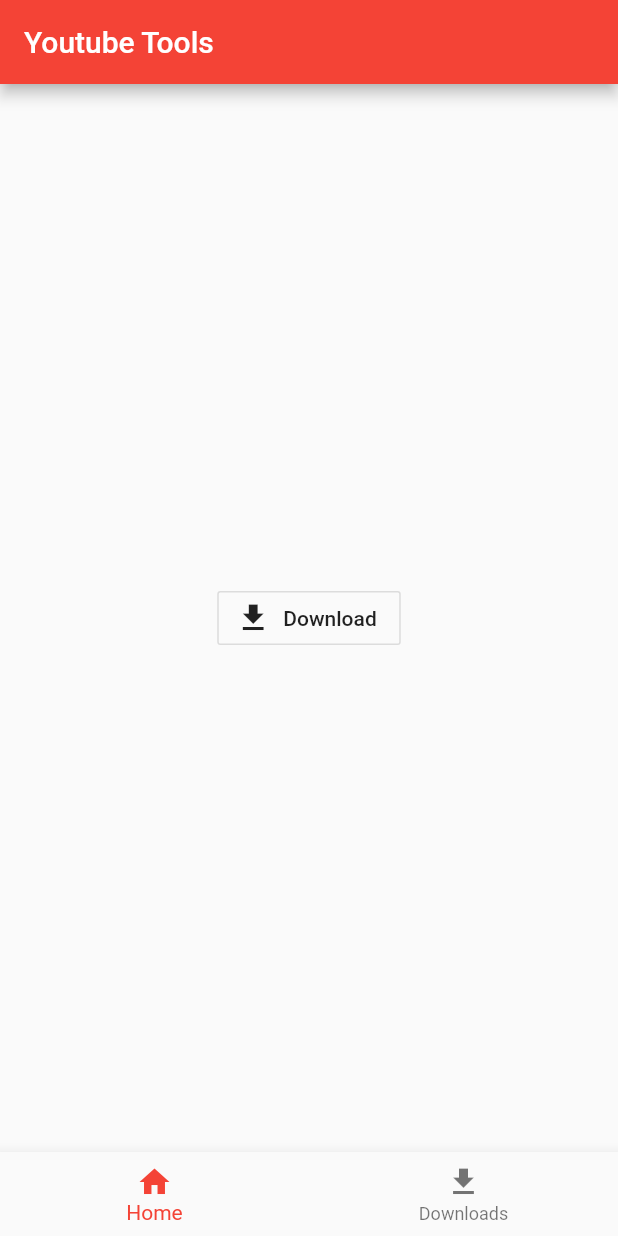
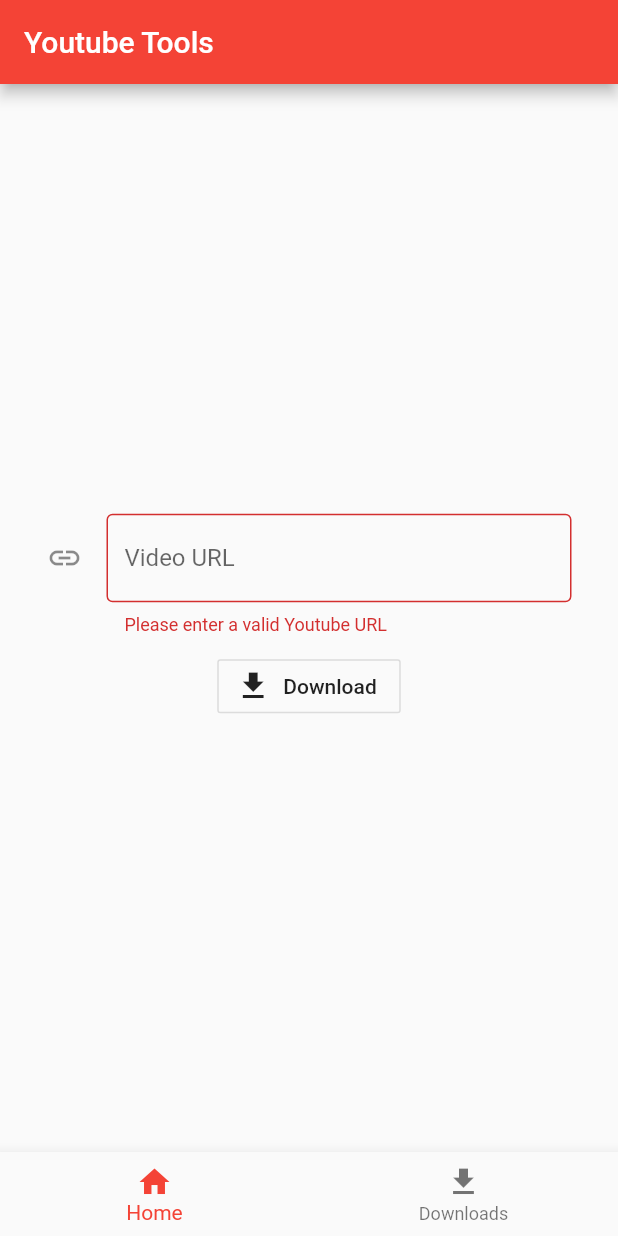
Before and after one commit to Larkooo/youtube-tools, a Flutter app: the screen it shows after launch, after a tap on "Download", on a phone screen of 412 x 824 dp. Run offline on Flutter 3.47's test engine with Material 2 defaults, Android fonts, the phone set to English and light mode, and no system bars; missing offline and left inert: youtube_explode_dart, youtube_video_validator.

Commit message:
getting video instance

```diff
--- a/lib/tabs/home.dart
+++ b/lib/tabs/home.dart
@@ -1,24 +1,80 @@
 import 'package:flutter/cupertino.dart';
 import 'package:flutter/material.dart';
+import 'package:youtube_video_validator/youtube_video_validator.dart';
+import 'package:youtube_explode_dart/youtube_explode_dart.dart' as ytex;
 
 class Home extends StatefulWidget {
   @override
   _Home createState() => _Home();
 }
 
+//var url;
+
 class _Home extends State<Home> {
+  final _formKey = GlobalKey<FormState>();
+
+  Future<void> data(mdrr) async {
+    var yt = ytex.YoutubeExplode();
+    var video = await yt.videos.get(mdrr);
+
+    //print('Title: ${video.title}');
+    Scaffold.of(context).showSnackBar(SnackBar(
+      content: Text('Downloading ${video.title}'),
+      action: SnackBarAction(label: "Close", onPressed: () {}),
+    ));
+    // Close the YoutubeExplode's http client.
+    yt.close();
+  }
+
   @override
   Widget build(BuildContext context) {
-    return Scaffold(
-      body: Center(
-        child: Container(
-          child:
-              //OutlineInputBorder(borderRadius: 2),
-              OutlineButton.icon(
-            label: Text("Download"),
-            onPressed: () {},
-            icon: Icon(Icons.file_download),
-          ),
+    return Form(
+      key: _formKey,
+      child: Center(
+        child: Column(
+          mainAxisAlignment: MainAxisAlignment.center,
+          children: <Widget>[
+            Container(
+                width: 350,
+                child: TextFormField(
+                  validator: (value) {
+                    if (!YoutubeVideoValidator.validateUrl(value)) {
+                      return "Please enter a valid Youtube URL";
+                    } else {
+                      data(value);
+                    }
+                    return null;
+                  },
+                  decoration: InputDecoration(
+                    border: OutlineInputBorder(),
+                    icon: Icon(Icons.link),
+                    labelText: 'Video URL',
+                  ),
+                  //onChanged: (value) {
+                  //  if (!value.startsWith("https://youtu")) {
+                  //    print("Please enter a valid Youtube URL");
+                  //  }
+                  //},
+                )),
+            SizedBox(
+              height: 10,
+            ),
+            OutlineButton.icon(
+              label: Text("Download"),
+              onPressed: () {
+                // Validate returns true if the form is valid, or false
+                // otherwise.
+                if (_formKey.currentState.validate()) {
+                  // If the form is valid, display a Snackbar.
+                  //Scaffold.of(context).showSnackBar(SnackBar(
+                  //  content: Text('Downloading '),
+                  //  action: SnackBarAction(label: "Close", onPressed: () {}),
+                  //));
+                }
+              },
+              icon: Icon(Icons.file_download),
+            ),
+          ],
         ),
       ),
     );
--- a/pubspec.yaml
+++ b/pubspec.yaml
@@ -23,7 +23,9 @@ environment:
 dependencies:
   flutter:
     sdk: flutter
-  youtube_extractor:
+  youtube_explode_dart:
+  youtube_video_validator:
+  youtube_parser:
 
   # The following adds the Cupertino Icons font to your application.
   # Use with the CupertinoIcons class for iOS style icons.
```
